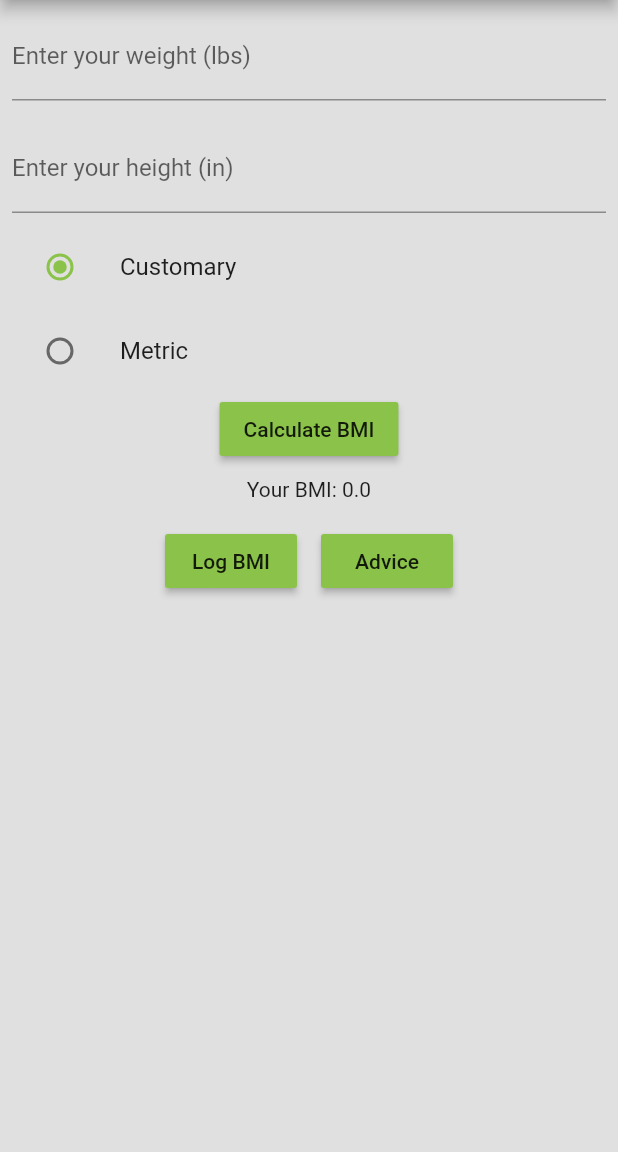
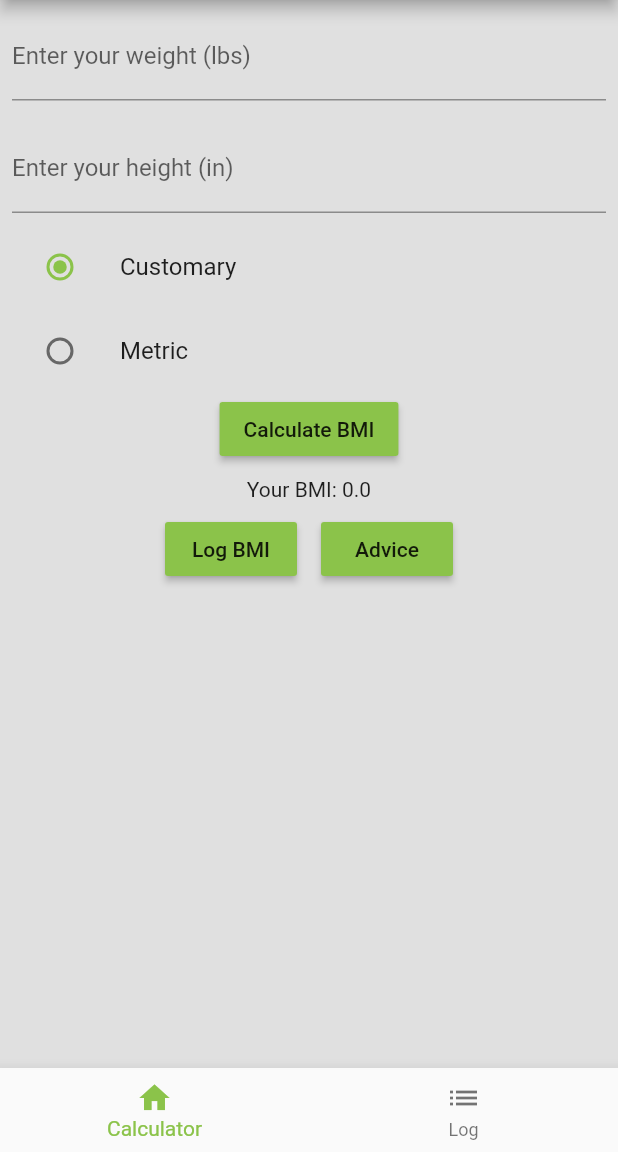
Before and after one commit to nocaed/bmitracker-flutter, a Flutter app: the screen it shows after launch, on a phone screen of 412 x 824 dp, the part 84-1236 px from its top. Run offline on Flutter 3.47's test engine with Material 2 defaults, Android fonts, the phone set to English and light mode, and no system bars; our stand-ins replace sqflite; accounts and stored records are empty.

```diff
--- a/lib/bmi_input_form.dart
+++ b/lib/bmi_input_form.dart
@@ -164,6 +164,13 @@ class _BMIInputFormState extends State<BMIInputForm> {
     );
   }
 
+  Widget _buildLogButton() {
+    return RaisedButton(
+      child: Text('Log BMI'),
+      onPressed: () {},
+    );
+  }
+
   @override
   Widget build(BuildContext context) {
     return SingleChildScrollView(
@@ -185,14 +192,11 @@ class _BMIInputFormState extends State<BMIInputForm> {
                   mainAxisAlignment: MainAxisAlignment.center,
                   children: [
                     Padding(
-                      padding: const EdgeInsets.all(8.0),
-                      child: RaisedButton(
-                        child: Text('Log BMI'),
-                        onPressed: () {},
-                      ),
+                      padding: const EdgeInsets.symmetric(horizontal: 8.0),
+                      child: _buildLogButton()
                     ),
                     Padding(
-                      padding: const EdgeInsets.all(8.0),
+                      padding: const EdgeInsets.symmetric(horizontal: 8.0),
                       child: RaisedButton(
                         child: const Text('Advice'),
                         onPressed: _pushAdviceScreen,
--- a/lib/log_screen.dart
+++ b/lib/log_screen.dart
@@ -4,13 +4,8 @@ class LogScreen extends StatelessWidget {
   @override
   Widget build(BuildContext context) {
     // TODO: implement build
-    return Scaffold(
-      appBar: AppBar(
-        title: Center(child: const Text('Your Progress'),),
-      ),
-      body: SingleChildScrollView(
+    return SingleChildScrollView(
         child: Text('Test'),
-      ),
-    );
+      );
   }
 }
--- a/lib/main.dart
+++ b/lib/main.dart
@@ -1,3 +1,4 @@
+import 'package:bmitracker/log_screen.dart';
 import 'package:flutter/material.dart';
 import 'package:bmitracker/bmi_input_form.dart';
 
@@ -26,13 +27,40 @@ class BMIScreen extends StatefulWidget {
 }
 
 class _BMIScreenState extends State<BMIScreen> {
+  int _selectedIndex = 0;
+
+  static final List<Widget> _widgetOptions = <Widget>[
+    BMIInputForm(),
+    LogScreen()
+  ];
+
+  static const List<String> _appBarTitles = [
+    'BMI Tracker',
+    'Progress Log'
+  ];
+
   @override
   Widget build(BuildContext context) {
     return Scaffold(
       appBar: AppBar(
-        title: Center(child: Text('BMI Tracker')),
+        title: Center(child: Text('${_appBarTitles.elementAt(_selectedIndex)}')),
       ),
-      body: BMIInputForm(),
+      body: _widgetOptions.elementAt(_selectedIndex),
+      bottomNavigationBar: BottomNavigationBar(
+        items: <BottomNavigationBarItem>[
+          BottomNavigationBarItem(
+            icon: Icon(Icons.home),
+            title: Text('Calculator')
+          ),
+          BottomNavigationBarItem(
+            icon: Icon(Icons.list),
+            title: Text('Log')
+          )
+        ],
+        currentIndex: _selectedIndex,
+        selectedItemColor: Colors.lightGreen,
+        onTap: (index) => setState(() => _selectedIndex = index),
+      ),
     );
   }
 }
```
